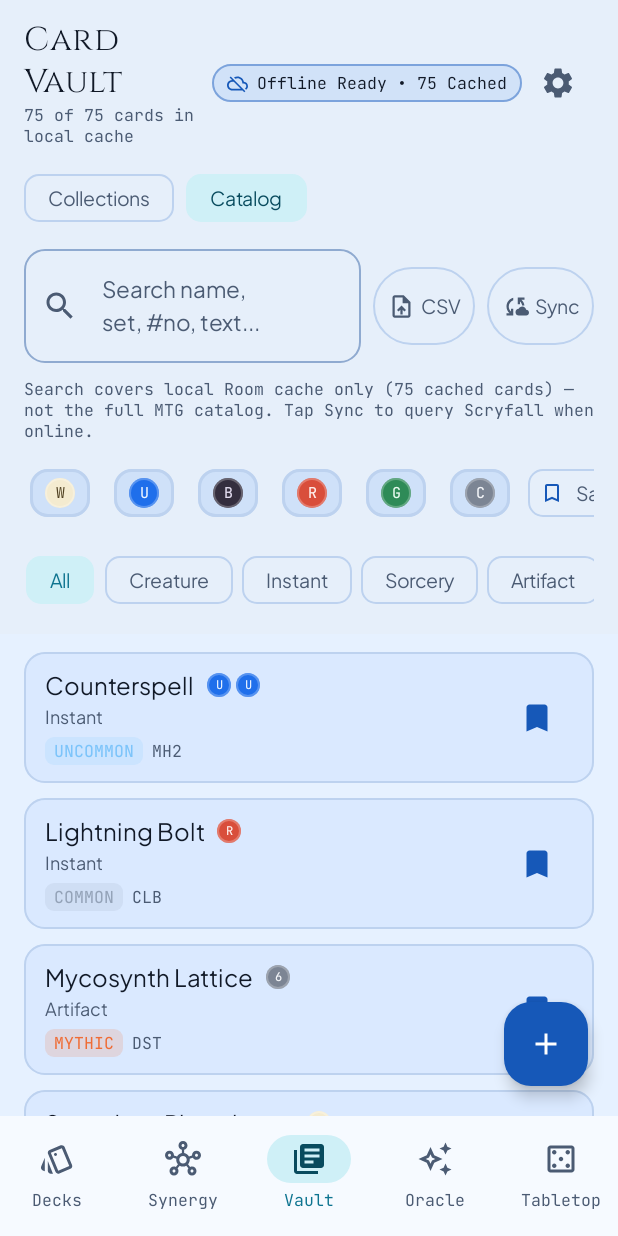
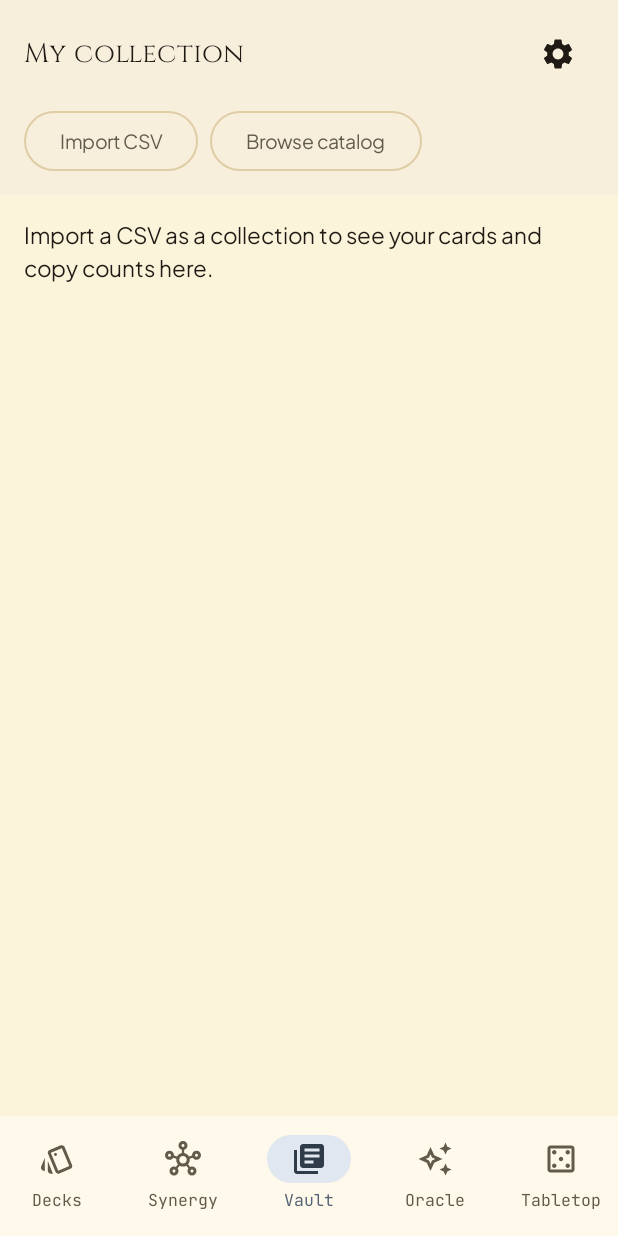
Before and after one commit to Dreadpool-87/Lattice-MTG-app, an Android app built with Jetpack Compose: the VaultScreen screen opened through its navigation route, on a phone screen of 412 x 824 dp. Run offline under Robolectric (Android 15) with nearby library versions, the phone set to English and light mode, and no system bars; our stand-ins replace Room's generated code; 1 statement that could not run was skipped.

Commit message:
Separate owned collections and add offline catalog downloads

```diff
--- a/app/src/main/java/com/example/LatticeApp.kt
+++ b/app/src/main/java/com/example/LatticeApp.kt
@@ -8,6 +8,7 @@ import com.example.data.remote.ScryfallApi
 import com.example.data.repository.CardRepository
 import com.example.data.repository.DeckRepository
 import com.example.data.repository.NetworkMonitor
+import com.example.data.repository.OfflineCatalogRepository
 import com.example.data.repository.PreferencesRepository
 import kotlinx.coroutines.CoroutineScope
 import kotlinx.coroutines.Dispatchers
@@ -21,6 +22,7 @@ class AppContainer(application: Application) {
     private val scryfallApi by lazy { ScryfallApi.create() }
     val chatDao by lazy { database.chatDao() }
     val vaultCollectionDao by lazy { database.vaultCollectionDao() }
+    val offlineCatalog by lazy { OfflineCatalogRepository(application, database, preferencesRepository) }
 
     val cardRepository by lazy {
         CardRepository(
--- a/app/src/main/java/com/example/MainActivity.kt
+++ b/app/src/main/java/com/example/MainActivity.kt
@@ -33,6 +33,7 @@ import androidx.compose.material3.SnackbarHost
 import androidx.compose.material3.SnackbarHostState
 import androidx.compose.material3.Text
 import androidx.compose.runtime.Composable
+import androidx.compose.runtime.LaunchedEffect
 import androidx.compose.runtime.getValue
 import androidx.compose.runtime.remember
 import androidx.compose.ui.Modifier
@@ -60,8 +61,6 @@ import com.example.ui.screens.SynergyAnalyzerScreen
 import com.example.ui.screens.TabletopScreen
 import com.example.ui.screens.VaultScreen
 import com.example.ui.theme.LatticeMtgTheme
-import com.example.ui.theme.ThemeBrightnessMode
-import com.example.ui.theme.WubrgTheme
 import com.example.ui.viewmodel.DeckDetailViewModel
 import com.example.ui.viewmodel.DecksViewModel
 import com.example.ui.viewmodel.OracleChatViewModel
@@ -74,6 +73,7 @@ object Routes {
     const val DECKS = "decks"
     const val SYNERGY = "synergy"
     const val VAULT = "vault"
+    const val VAULT_CATALOG = "vault/catalog"
     const val ORACLE = "oracle"
     const val TABLETOP = "tabletop"
     const val SETTINGS = "settings"
@@ -103,16 +103,13 @@ class MainActivity : ComponentActivity() {
         val container = (application as LatticeApp).container
 
         setContent {
-            val wubrgTheme by container.preferencesRepository.wubrgTheme
-                .collectAsStateWithLifecycle(initialValue = WubrgTheme.GREEN)
-            val brightnessMode by container.preferencesRepository.themeBrightnessMode
-                .collectAsStateWithLifecycle(initialValue = ThemeBrightnessMode.SYSTEM)
+            val appearance by container.preferencesRepository.appearance
+                .collectAsStateWithLifecycle(initialValue = null)
 
-            LatticeMtgTheme(
-                wubrgTheme = wubrgTheme,
-                brightnessMode = brightnessMode
-            ) {
-                LatticeRootApp(container = container)
+            appearance?.let { saved ->
+                LatticeMtgTheme(saved.theme, saved.brightness) {
+                    LatticeRootApp(container = container)
+                }
             }
         }
     }
@@ -173,6 +170,24 @@ fun LatticeRootApp(container: AppContainer) {
             networkMonitor = container.networkMonitor
         )
     )
+
+    val offlineCatalog = container.offlineCatalog
+    val catalogManifest by offlineCatalog.manifest.collectAsStateWithLifecycle()
+    val catalogInstalled by offlineCatalog.installed.collectAsStateWithLifecycle(initialValue = emptyMap())
+    val newerCardData = catalogManifest?.packs.orEmpty().any {
+        it.id in catalogInstalled && catalogInstalled[it.id] != it.sha256
+    }
+    LaunchedEffect(currentRoute) {
+        if (currentRoute in setOf(Routes.VAULT, Routes.VAULT_CATALOG, Routes.SETTINGS)) {
+            try {
+                offlineCatalog.check()
+            } catch (cancelled: kotlinx.coroutines.CancellationException) {
+                throw cancelled
+            } catch (_: Exception) {
+                // The cached cards stay available when the update check fails.
+            }
+        }
+    }
 
     val tabs = remember {
         listOf(
@@ -337,7 +352,18 @@ fun LatticeRootApp(container: AppContainer) {
                         VaultScreen(
                             viewModel = vaultViewModel,
                             snackbarHostState = snackbarHostState,
-                            onOpenSettings = { navController.navigate(Routes.SETTINGS) }
+                            onOpenSettings = { navController.navigate(Routes.SETTINGS) },
+                            onOpenCatalog = { navController.navigate(Routes.VAULT_CATALOG) },
+                            newerCardData = newerCardData
+                        )
+                    }
+
+                    composable(Routes.VAULT_CATALOG) {
+                        VaultScreen(
+                            viewModel = vaultViewModel,
+                            snackbarHostState = snackbarHostState,
+                            onOpenSettings = { navController.navigate(Routes.SETTINGS) },
+                            onBackFromCatalog = { navController.popBackStack() }
                         )
                     }
 
@@ -361,7 +387,8 @@ fun LatticeRootApp(container: AppContainer) {
                             viewModel = settingsViewModel,
                             snackbarHostState = snackbarHostState,
                             onBack = { navController.popBackStack() },
-                            onOpenAbout = { navController.navigate(Routes.ABOUT) }
+                            onOpenAbout = { navController.navigate(Routes.ABOUT) },
+                            offlineCatalog = offlineCatalog
                         )
                     }
 
--- a/app/src/main/java/com/example/data/repository/PreferencesRepository.kt
+++ b/app/src/main/java/com/example/data/repository/PreferencesRepository.kt
@@ -7,6 +7,7 @@ import androidx.datastore.preferences.core.booleanPreferencesKey
 import androidx.datastore.preferences.core.edit
 import androidx.datastore.preferences.core.intPreferencesKey
 import androidx.datastore.preferences.core.stringPreferencesKey
+import androidx.datastore.preferences.core.stringSetPreferencesKey
 import androidx.datastore.preferences.preferencesDataStore
 import com.example.ui.theme.ThemeBrightnessMode
 import com.example.ui.theme.WubrgTheme
@@ -14,6 +15,8 @@ import kotlinx.coroutines.flow.Flow
 import kotlinx.coroutines.flow.map
 
 private val Context.latticeDataStore: DataStore<Preferences> by preferencesDataStore(name = "lattice_prefs")
+
+data class Appearance(val theme: WubrgTheme, val brightness: ThemeBrightnessMode)
 
 class PreferencesRepository(private val context: Context) {
     private object Keys {
@@ -38,13 +41,16 @@ class PreferencesRepository(private val context: Context) {
         prefs[Keys.PLAYER_COUNT] ?: 2
     }
 
-    val wubrgTheme: Flow<WubrgTheme> = context.latticeDataStore.data.map { prefs ->
-        WubrgTheme.fromStorageKey(prefs[Keys.WUBRG_THEME])
+    val appearance: Flow<Appearance> = context.latticeDataStore.data.map { prefs ->
+        Appearance(
+            WubrgTheme.fromStorageKey(prefs[Keys.WUBRG_THEME]),
+            ThemeBrightnessMode.fromStorageKey(prefs[Keys.THEME_BRIGHTNESS])
+        )
     }
 
-    val themeBrightnessMode: Flow<ThemeBrightnessMode> = context.latticeDataStore.data.map { prefs ->
-        ThemeBrightnessMode.fromStorageKey(prefs[Keys.THEME_BRIGHTNESS])
-    }
+    val wubrgTheme: Flow<WubrgTheme> = appearance.map { it.theme }
+    val themeBrightnessMode: Flow<ThemeBrightnessMode> =
+        appearance.map { it.brightness }
 
     val showCardArt: Flow<Boolean> = context.latticeDataStore.data.map { prefs ->
         prefs[Keys.SHOW_CARD_ART] ?: true
@@ -81,7 +87,24 @@ class PreferencesRepository(private val context: Context) {
         context.latticeDataStore.edit { it[Keys.KEEP_SCREEN_AWAKE] = enabled }
     }
 
+    private val catalogPackKey = stringSetPreferencesKey("offline_catalog_packs")
+
+    val catalogPacks: Flow<Map<String, String>> = context.latticeDataStore.data.map { prefs ->
+        prefs[catalogPackKey].orEmpty().associate { it.substringBefore('=') to it.substringAfter('=') }
+    }
+
+    suspend fun recordCatalogPack(id: String, sha256: String) {
+        context.latticeDataStore.edit { prefs ->
+            prefs[catalogPackKey] = prefs[catalogPackKey].orEmpty()
+                .filterNot { it.substringBefore('=') == id }.toSet() + "$id=$sha256"
+        }
+    }
+
     suspend fun resetAllPreferences() {
-        context.latticeDataStore.edit { it.clear() }
+        context.latticeDataStore.edit { prefs ->
+            val packs = prefs[catalogPackKey]
+            prefs.clear()
+            if (packs != null) prefs[catalogPackKey] = packs
+        }
     }
 }
--- a/app/src/main/java/com/example/ui/screens/SettingsScreen.kt
+++ b/app/src/main/java/com/example/ui/screens/SettingsScreen.kt
@@ -73,7 +73,8 @@ fun SettingsScreen(
     snackbarHostState: SnackbarHostState,
     onBack: () -> Unit,
     onOpenAbout: () -> Unit,
-    modifier: Modifier = Modifier
+    modifier: Modifier = Modifier,
+    offlineCatalog: com.example.data.repository.OfflineCatalogRepository? = null
 ) {
     val uiState by viewModel.uiState.collectAsStateWithLifecycle()
     var showClearOracleDialog by remember { mutableStateOf(false) }
@@ -134,6 +135,9 @@ fun SettingsScreen(
                     .widthIn(max = 720.dp)
             ) {
                 item { AppUpdateSettings() }
+                if (offlineCatalog != null) {
+                    item { OfflineCatalogSettings(offlineCatalog, uiState.offlineOnlyMode) }
+                }
 
                 // 1. WUBRG 5-Theme Selector & Brightness Mode
                 item {
--- a/app/src/main/java/com/example/ui/screens/VaultComponents.kt
+++ b/app/src/main/java/com/example/ui/screens/VaultComponents.kt
@@ -64,7 +64,7 @@ fun VaultCardRow(
     ) {
         Row(
             verticalAlignment = Alignment.CenterVertically,
-            modifier = Modifier.padding(horizontal = 14.dp, vertical = 12.dp)
+            modifier = Modifier.padding(horizontal = 12.dp, vertical = 7.dp)
         ) {
             Column(modifier = Modifier.weight(1f)) {
                 Row(
@@ -89,12 +89,12 @@ fun VaultCardRow(
                     maxLines = 1,
                     overflow = TextOverflow.Ellipsis
                 )
-                Spacer(modifier = Modifier.height(6.dp))
+                Spacer(modifier = Modifier.height(2.dp))
                 Row(
                     horizontalArrangement = Arrangement.spacedBy(6.dp),
                     verticalAlignment = Alignment.CenterVertically
                 ) {
-                    RarityPill(rarity = card.rarity)
+                    if (card.rarity != "unknown") RarityPill(rarity = card.rarity)
                     val printingSuffix = buildString {
                         append(card.setCode)
                         if (card.collectorNumber.isNotBlank()) append(" #${card.collectorNumber}")
--- a/app/src/main/java/com/example/ui/screens/VaultScreen.kt
+++ b/app/src/main/java/com/example/ui/screens/VaultScreen.kt
@@ -21,13 +21,13 @@ import androidx.compose.foundation.lazy.items
 import androidx.compose.foundation.rememberScrollState
 import androidx.compose.foundation.shape.RoundedCornerShape
 import androidx.compose.material.icons.Icons
+import androidx.compose.material.icons.automirrored.filled.ArrowBack
 import androidx.compose.material.icons.filled.Add
 import androidx.compose.material.icons.filled.Bookmark
 import androidx.compose.material.icons.filled.Clear
 import androidx.compose.material.icons.filled.CloudSync
 import androidx.compose.material.icons.filled.Search
 import androidx.compose.material.icons.filled.Settings
-import androidx.compose.material.icons.filled.UploadFile
 import androidx.compose.material.icons.outlined.BookmarkBorder
 import androidx.compose.material3.CircularProgressIndicator
 import androidx.compose.material3.FilterChip
@@ -41,6 +41,7 @@ import androidx.compose.material3.OutlinedTextField
 import androidx.compose.material3.SnackbarHostState
 import androidx.compose.material3.Surface
 import androidx.compose.material3.Text
+import androidx.compose.material3.TextButton
 import androidx.compose.material3.minimumInteractiveComponentSize
 import androidx.compose.runtime.Composable
 import androidx.compose.runtime.LaunchedEffect
@@ -59,7 +60,6 @@ import com.example.R
 import com.example.data.local.CardEntity
 import com.example.ui.components.CardInspectorSheet
 import com.example.ui.components.ManaSymbolPip
-import com.example.ui.components.VaultStatusBadge
 import com.example.ui.viewmodel.VaultViewModel
 
 private val cardTypeFilters = listOf("All", "Creature", "Instant", "Sorcery", "Artifact", "Enchantment", "Planeswalker", "Land")
@@ -70,12 +70,15 @@ fun VaultScreen(
     viewModel: VaultViewModel,
     snackbarHostState: SnackbarHostState,
     onOpenSettings: () -> Unit,
-    modifier: Modifier = Modifier
+    modifier: Modifier = Modifier,
+    onOpenCatalog: () -> Unit = {},
+    onBackFromCatalog: (() -> Unit)? = null,
+    newerCardData: Boolean = false
 ) {
     val uiState by viewModel.uiState.collectAsStateWithLifecycle()
     val collections by viewModel.collections.collectAsStateWithLifecycle()
-    var collectionView by rememberSaveable { mutableStateOf<Boolean?>(null) }
-    val showCollections = collectionView ?: collections.isNotEmpty()
+    val showCollections = onBackFromCatalog == null
+    var filtersExpanded by rememberSaveable { mutableStateOf(false) }
     val inspectionExtras by viewModel.inspectionExtras.collectAsStateWithLifecycle()
     var inspectedCard by remember { mutableStateOf<CardEntity?>(null) }
     var showCreateCardDialog by remember { mutableStateOf(false) }
@@ -116,54 +119,38 @@ fun VaultScreen(
                         verticalAlignment = Alignment.CenterVertically,
                         modifier = Modifier.fillMaxWidth()
                     ) {
-                        Column(modifier = Modifier.weight(1f)) {
+                        onBackFromCatalog?.let {
+                            IconButton(onClick = it) {
+                                Icon(Icons.AutoMirrored.Filled.ArrowBack, contentDescription = "Back to collections")
+                            }
+                        }
                         Text(
-                                text = "Card Vault",
-                                style = MaterialTheme.typography.headlineMedium,
-                                color = MaterialTheme.colorScheme.onSurface
-                            )
-                            Text(
-                                text = if (showCollections) "${collections.size} saved collections"
-                                else "${uiState.cards.size} of ${uiState.totalVaultCount} cards in local cache",
-                                style = MaterialTheme.typography.labelSmall,
-                                color = MaterialTheme.colorScheme.onSurfaceVariant
-                            )
-                        }
-                        Row(verticalAlignment = Alignment.CenterVertically) {
-                            VaultStatusBadge(
-                                isOnline = uiState.isOnline,
-                                offlineOnlyMode = uiState.offlineOnlyMode,
-                                cachedCardCount = uiState.totalVaultCount
+                            text = if (showCollections) "My collection" else "Card catalog",
+                            style = MaterialTheme.typography.headlineSmall,
+                            modifier = Modifier.weight(1f)
                         )
                         IconButton(
                             onClick = onOpenSettings,
-                                modifier = Modifier
-                                    .minimumInteractiveComponentSize()
-                                    .testTag("open_settings_button_vault")
+                            modifier = Modifier.testTag("open_settings_button_vault")
                         ) {
-                                Icon(
-                                    imageVector = Icons.Filled.Settings,
-                                    contentDescription = stringResource(R.string.action_open_settings),
-                                    tint = MaterialTheme.colorScheme.onSurfaceVariant
-                                )
-                            }
+                            Icon(Icons.Filled.Settings, contentDescription = stringResource(R.string.action_open_settings))
                         }
                     }
 
+                    if (showCollections) {
+                        if (newerCardData) {
+                            TextButton(onClick = onOpenSettings) {
+                                Text("New card data available")
+                            }
+                        }
                         Row(horizontalArrangement = Arrangement.spacedBy(8.dp)) {
-                        FilterChip(selected = showCollections, onClick = { collectionView = true },
-                            label = { Text("Collections") })
-                        FilterChip(selected = !showCollections, onClick = { collectionView = false },
-                            label = { Text("Catalog") })
-                        if (showCollections) {
                             OutlinedButton(
                                 onClick = { showCsvImportDialog = true },
                                 modifier = Modifier.testTag("open_csv_import_button")
                             ) { Text("Import CSV") }
+                            OutlinedButton(onClick = onOpenCatalog) { Text("Browse catalog") }
                         }
-                    }
-
-                    if (!showCollections) {
+                    } else {
                         Row(
                             horizontalArrangement = Arrangement.spacedBy(8.dp),
                             verticalAlignment = Alignment.CenterVertically,
@@ -172,7 +159,7 @@ fun VaultScreen(
                             OutlinedTextField(
                                 value = uiState.query,
                                 onValueChange = viewModel::setQuery,
-                                placeholder = { Text("Search name, set, #no, text...") },
+                                placeholder = { Text("Search catalog") },
                                 leadingIcon = { Icon(Icons.Filled.Search, contentDescription = "Search vault") },
                                 trailingIcon = {
                                     if (uiState.query.isNotEmpty()) {
@@ -187,18 +174,6 @@ fun VaultScreen(
                                     .weight(1f)
                                     .testTag("vault_search_input")
                             )
-
-                            OutlinedButton(
-                                onClick = { showCsvImportDialog = true },
-                                contentPadding = PaddingValues(horizontal = 10.dp),
-                                modifier = Modifier
-                                    .height(52.dp)
-                                    .testTag("open_csv_import_button")
-                            ) {
-                                Icon(Icons.Filled.UploadFile, contentDescription = "Import CSV", modifier = Modifier.size(18.dp))
-                                Spacer(modifier = Modifier.width(4.dp))
-                                Text("CSV", style = MaterialTheme.typography.labelLarge)
-                            }
 
                             OutlinedButton(
                                 onClick = { viewModel.syncFromScryfall() },
@@ -221,13 +196,29 @@ fun VaultScreen(
                             }
                         }
 
+                        Row(
+                            modifier = Modifier.fillMaxWidth(),
+                            horizontalArrangement = Arrangement.SpaceBetween,
+                            verticalAlignment = Alignment.CenterVertically
+                        ) {
                             Text(
-                            text = "Search covers local Room cache only (${uiState.totalVaultCount} cached cards) — not the full MTG catalog. Tap Sync to query Scryfall when online.",
+                                text = "${uiState.cards.size} of ${uiState.totalVaultCount} local cards",
                                 style = MaterialTheme.typography.labelSmall,
                                 color = MaterialTheme.colorScheme.onSurfaceVariant,
                                 modifier = Modifier.testTag("vault_local_cache_notice")
                             )
-
+                            val active = uiState.selectedColors.size + listOf(
+                                uiState.selectedType != "All", uiState.selectedRarity != "All",
+                                uiState.bookmarkedOnly, uiState.maxCmcFilter != null
+                            ).count { it }
+                            FilterChip(
+                                selected = filtersExpanded,
+                                onClick = { filtersExpanded = !filtersExpanded },
+                                label = { Text(if (active == 0) "Filters" else "Filters ($active)") },
+                                modifier = Modifier.testTag("vault_catalog_filters")
+                            )
+                        }
+                        if (filtersExpanded) {
                             Row(
                                 horizontalArrangement = Arrangement.spacedBy(8.dp),
                                 verticalAlignment = Alignment.CenterVertically,
@@ -299,6 +290,10 @@ fun VaultScreen(
                                     )
                                 }
                             }
+                            OutlinedButton(onClick = viewModel::clearFilters) {
+                                Text("Reset filters")
+                            }
+                        }
                     }
                 }
             }
@@ -314,13 +309,13 @@ fun VaultScreen(
                 ) {
                     Column(horizontalAlignment = Alignment.CenterHorizontally) {
                         Text(
-                            text = "No matching cards in offline Room vault",
+                            text = "No matching cards",
                             style = MaterialTheme.typography.titleMedium,
                             color = MaterialTheme.colorScheme.onSurface
                         )
                         Spacer(modifier = Modifier.height(6.dp))
                         Text(
-                            text = "Clear filters, import a Delver Lens CSV, create a custom card, or tap Sync when online.",
+                            text = "Clear filters, search Scryfall with Sync, or download card data from Settings.",
                             style = MaterialTheme.typography.bodySmall,
                             color = MaterialTheme.colorScheme.onSurfaceVariant
                         )
@@ -332,8 +327,8 @@ fun VaultScreen(
                 }
             } else {
                 LazyColumn(
-                    contentPadding = PaddingValues(start = 16.dp, end = 16.dp, top = 12.dp, bottom = 88.dp),
-                    verticalArrangement = Arrangement.spacedBy(10.dp),
+                    contentPadding = PaddingValues(start = 16.dp, end = 16.dp, top = 6.dp, bottom = 80.dp),
+                    verticalArrangement = Arrangement.spacedBy(5.dp),
                     modifier = Modifier.fillMaxSize()
                 ) {
                     items(uiState.cards, key = { it.id }) { card ->
@@ -397,7 +392,6 @@ fun VaultScreen(
             report = uiState.csvImportReport,
             collectionNames = collections.keys,
             onImportCsv = { text, deckName, format, name, replace ->
-                if (name != null) collectionView = true
                 viewModel.importDelverCsv(text, deckName, format, name, replace)
             },
             onClearReport = viewModel::clearCsvImportReport,
--- a/app/src/main/java/com/example/ui/viewmodel/VaultViewModel.kt
+++ b/app/src/main/java/com/example/ui/viewmodel/VaultViewModel.kt
@@ -16,12 +16,14 @@ import com.example.data.repository.SyncResult
 import com.example.domain.CardRulingInfo
 import com.example.domain.DelverImportReport
 import kotlinx.coroutines.CancellationException
+import kotlinx.coroutines.Dispatchers
 import kotlinx.coroutines.ExperimentalCoroutinesApi
 import kotlinx.coroutines.flow.MutableStateFlow
 import kotlinx.coroutines.flow.SharingStarted
 import kotlinx.coroutines.flow.StateFlow
 import kotlinx.coroutines.flow.combine
 import kotlinx.coroutines.flow.flatMapLatest
+import kotlinx.coroutines.flow.flowOn
 import kotlinx.coroutines.flow.map
 import kotlinx.coroutines.flow.stateIn
 import kotlinx.coroutines.launch
@@ -162,7 +164,7 @@ class VaultViewModel(
             showCardArt = cardArt,
             statusBanner = banner
         )
-    }.stateIn(
+    }.flowOn(Dispatchers.Default).stateIn(
         scope = viewModelScope,
         started = SharingStarted.WhileSubscribed(5000),
         initialValue = VaultViewModelInitial
```
Also changed, not shown: app/src/main/java/com/example/data/local/CardDao.kt (+19 -0 lines), app/src/main/java/com/example/data/repository/OfflineCatalogRepository.kt (added, +150 -0 lines), app/src/main/java/com/example/ui/screens/OfflineCatalogSettings.kt (added, +152 -0 lines), 3 other files. Lines whose indentation alone changed are shown as unchanged.
